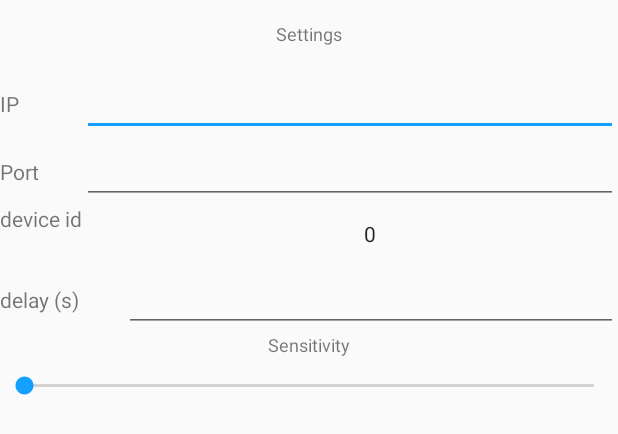
After one commit to Sotnik119/MotionTracker, an Android app: the layout settings_layout.xml on its own in the app's theme, with its tools: preview values and no code run, on a phone screen of 412 x 824 dp. The commit adds this screen. Shown: the top 434 px of the screen. Run offline under Robolectric (Android 15) with nearby library versions, the phone set to English and light mode, and no system bars.

Commit message:
some design

```diff
--- a/app/build.gradle
+++ b/app/build.gradle
@@ -29,7 +29,7 @@ android {
 
 dependencies {
     implementation fileTree(dir: 'libs', include: ['*.jar'])
-    implementation"org.jetbrains.kotlin:kotlin-stdlib-jdk7:$kotlin_version"
+    implementation "org.jetbrains.kotlin:kotlin-stdlib-jdk7:$kotlin_version"
     implementation 'androidx.appcompat:appcompat:1.0.2'
     implementation 'androidx.core:core-ktx:1.0.2'
     implementation 'androidx.constraintlayout:constraintlayout:1.1.3'
@@ -44,6 +44,9 @@ dependencies {
     //GSON
     implementation 'com.squareup.retrofit2:converter-gson:2.6.1'
 
+    //slide panel
+    implementation 'com.sothree.slidinguppanel:library:3.4.0'
+
     testImplementation 'junit:junit:4.12'
     androidTestImplementation 'androidx.test:runner:1.2.0'
     androidTestImplementation 'androidx.test.espresso:espresso-core:3.2.0'
--- a/app/src/main/AndroidManifest.xml
+++ b/app/src/main/AndroidManifest.xml
@@ -6,6 +6,8 @@
     <uses-permission android:name="android.permission.INTERNET" />
     <uses-permission android:name="android.permission.FOREGROUND_SERVICE" />
     <uses-permission android:name="android.permission.RECEIVE_BOOT_COMPLETED" />
+    <uses-permission android:name="android.permission.WAKE_LOCK"/>
+
 
     <application
         android:allowBackup="true"
--- /dev/null
+++ b/app/src/main/res/layout/settings_layout.xml
@@ -0,0 +1,123 @@
+<?xml version="1.0" encoding="utf-8"?>
+<LinearLayout xmlns:android="http://schemas.android.com/apk/res/android"
+    android:layout_width="match_parent"
+    android:layout_height="match_parent"
+    android:orientation="vertical">
+
+
+    <TextView
+        android:id="@+id/textView4"
+        android:layout_width="match_parent"
+        android:layout_height="45dp"
+        android:gravity="center"
+        android:text="Settings"
+        android:textSize="12sp" />
+
+
+    <LinearLayout
+        android:layout_width="match_parent"
+        android:layout_height="wrap_content"
+        android:orientation="horizontal"
+        android:weightSum="15">
+
+        <TextView
+            android:id="@+id/textView2"
+            android:layout_width="0dp"
+            android:layout_height="wrap_content"
+            android:layout_weight="2"
+            android:text="IP" />
+
+        <EditText
+            android:id="@+id/display_ip"
+            android:layout_width="0dp"
+            android:layout_height="wrap_content"
+            android:layout_weight="13"
+            android:inputType="textUri" />
+    </LinearLayout>
+
+    <LinearLayout
+        android:layout_width="match_parent"
+        android:layout_height="wrap_content"
+        android:orientation="horizontal"
+        android:weightSum="15">
+
+        <TextView
+            android:id="@+id/textView44"
+            android:layout_width="0dp"
+            android:layout_height="wrap_content"
+            android:layout_weight="2"
+            android:text="Port" />
+
+
+        <EditText
+            android:id="@+id/display_port"
+            android:layout_width="0dp"
+            android:layout_height="wrap_content"
+            android:layout_weight="13"
+            android:inputType="number" />
+    </LinearLayout>
+
+
+    <LinearLayout
+        android:layout_width="match_parent"
+        android:layout_height="wrap_content"
+        android:orientation="horizontal"
+        android:weightSum="15">
+
+        <TextView
+            android:layout_width="0dp"
+            android:layout_height="wrap_content"
+            android:layout_weight="3"
+            android:text="device id" />
+
+        <NumberPicker
+            android:id="@+id/device_id"
+            android:layout_width="0dp"
+            android:layout_height="40dp"
+            android:layout_weight="12">
+
+        </NumberPicker>
+
+<!--        <EditText-->
+        <!--            android:id="@+id/device_id"-->
+        <!--            android:layout_width="match_parent"-->
+        <!--            android:layout_height="wrap_content"-->
+        <!--            android:layout_weight="3"-->
+        <!--            android:inputType="number" />-->
+    </LinearLayout>
+
+    <LinearLayout
+        android:layout_width="match_parent"
+        android:layout_height="wrap_content"
+        android:orientation="horizontal"
+        android:weightSum="15">
+
+        <TextView
+            android:layout_width="match_parent"
+            android:layout_height="wrap_content"
+            android:layout_weight="12"
+            android:text="delay (s)" />
+
+        <EditText
+            android:id="@+id/delay"
+            android:layout_width="match_parent"
+            android:layout_height="wrap_content"
+            android:layout_weight="3"
+            android:inputType="number" />
+    </LinearLayout>
+
+    <TextView
+        android:id="@+id/textView"
+        android:layout_width="match_parent"
+        android:layout_height="wrap_content"
+        android:gravity="center"
+        android:text="Sensitivity"
+        android:textSize="12sp" />
+
+    <SeekBar
+        android:id="@+id/sens_seek_bar"
+        android:layout_width="match_parent"
+        android:layout_height="wrap_content"
+        android:padding="10dp" />
+
+</LinearLayout>
--- a/app/src/main/res/values/colors.xml
+++ b/app/src/main/res/values/colors.xml
@@ -2,9 +2,9 @@
 <resources>
     <color name="colorPrimary">#008577</color>
     <color name="colorPrimaryDark">#00574B</color>
-    <color name="colorAccent">#D81B60</color>
+    <color name="colorAccent">#FC109FFF</color>
     <color name="green">#43A047</color>
     <color name="red">#B71C1C</color>
-    <color name="yellow">#F57F17</color>
-    <color name="placeholder">#DDFFBE</color>
+    <color name="yellow">#F5DF17</color>
+    <color name="placeholder">#DACF8F</color>
 </resources>
--- a/app/src/main/res/values/styles.xml
+++ b/app/src/main/res/values/styles.xml
@@ -1,7 +1,7 @@
 <resources>
 
     <!-- Base application theme. -->
-    <style name="AppTheme" parent="Theme.AppCompat.Light.DarkActionBar">
+    <style name="AppTheme" parent="Theme.AppCompat.Light.NoActionBar">
         <!-- Customize your theme here. -->
         <item name="colorPrimary">@color/colorPrimary</item>
         <item name="colorPrimaryDark">@color/colorPrimaryDark</item>
```
Also changed, not shown: app/src/main/java/com/donteco/cubicmotion/Extensions.kt (+6 -3 lines), app/src/main/res/drawable/round_button.xml (added, +14 -0 lines), app/src/main/res/layout/activity_main.xml (+136 -85 lines).
